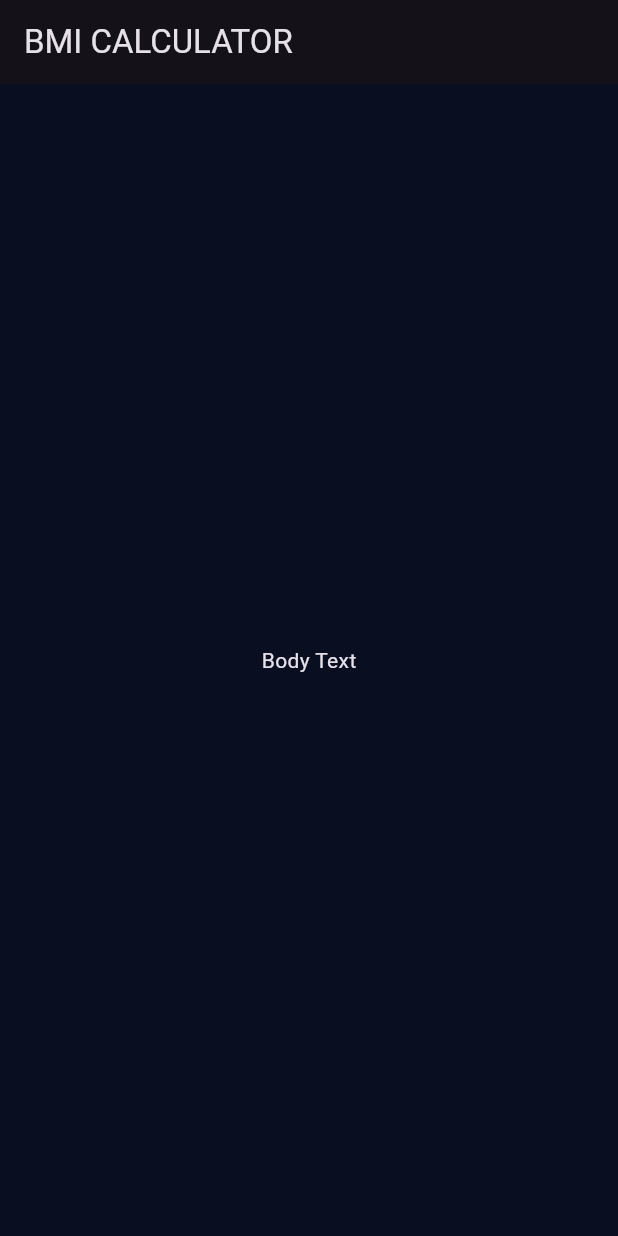
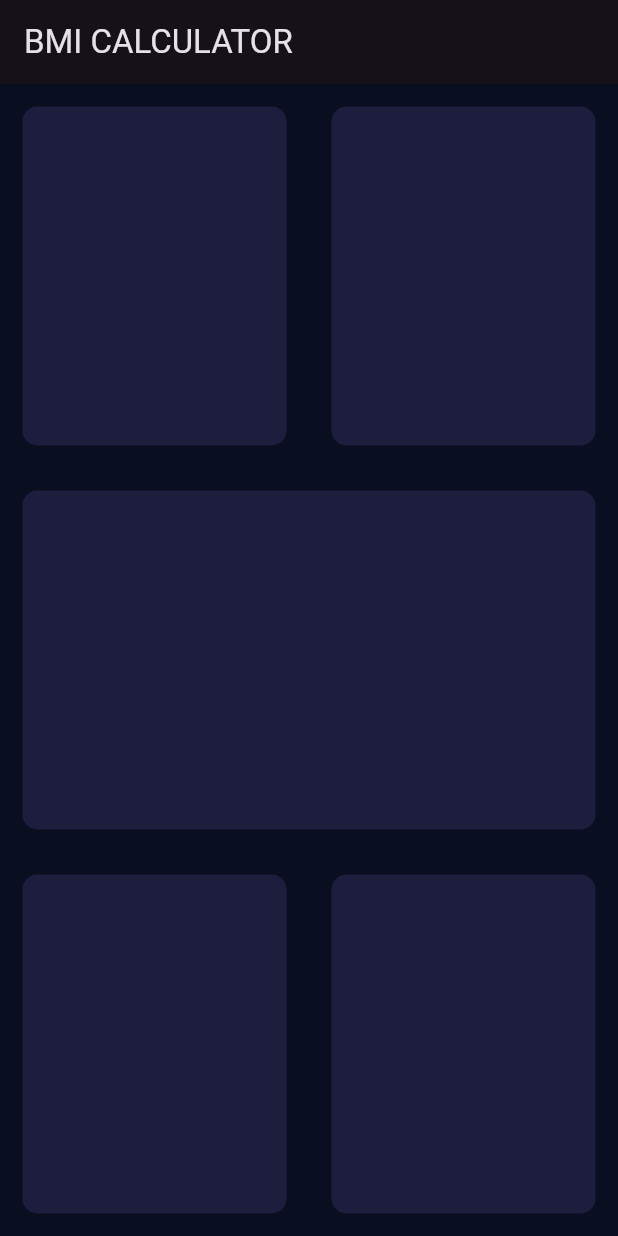
Before and after one commit to mabdula2004/BMI-App, a Flutter app: the screen it shows after launch, on a phone screen of 412 x 824 dp. Run offline on Flutter 3.47's test engine with Material 3 defaults, Android fonts, the phone set to English and light mode, and no system bars.

Commit message:
video 4 of BMI calculator Design part2(Lecture 37)
in this video we will learn how to design the interface of homepage using Expanded ,container, rows and cloumns widgets

```diff
--- a/lib/input_page.dart
+++ b/lib/input_page.dart
@@ -11,9 +11,68 @@ class _InputPageState extends State<InputPage> {
     return Scaffold(
       appBar: AppBar(
         title: Text('BMI CALCULATOR'),
-      ), // AppBar
-      body: Center(
-        child: Text('Body Text'),
+      ),
+      body:  Column(
+    children: [
+    Expanded(
+    child: Row(
+        children: [
+        Expanded(
+            child: Container(
+        margin: EdgeInsets.all(15.0),
+      decoration: BoxDecoration(
+        color: Color(0xFF1D1E3E), // Corrected color value
+        borderRadius: BorderRadius.circular(10.0),
+      ),
+     ),
+    ),
+    Expanded(
+      child: Container(
+        margin: EdgeInsets.all(15.0),
+        decoration: BoxDecoration(
+          color: Color(0xFF1D1E3E), // Corrected color value
+          borderRadius: BorderRadius.circular(10.0),
+        ),
+      ),
+     ),
+    ],
+    ),
+    ),
+    Expanded(
+      child: Container(
+        margin: EdgeInsets.all(15.0),
+        decoration: BoxDecoration(
+          color: Color(0xFF1D1E3E), // Corrected color value
+          borderRadius: BorderRadius.circular(10.0),
+        ),
+      ),
+    ),
+    Expanded(
+    child: Row(
+    children: [
+    Expanded(
+      child: Container(
+        margin: EdgeInsets.all(15.0),
+        decoration: BoxDecoration(
+          color: Color(0xFF1D1E3E), // Corrected color value
+          borderRadius: BorderRadius.circular(10.0),
+        ),
+      ),
+
+    ),
+    Expanded(
+      child: Container(
+        margin: EdgeInsets.all(15.0),
+        decoration: BoxDecoration(
+          color: Color(0xFF1D1E3E), // Corrected color value
+          borderRadius: BorderRadius.circular(10.0),
+              ),
+             ),
+            ),
+           ],
+         ),
+        ),
+       ],
       ),
     );
   }
--- a/lib/main.dart
+++ b/lib/main.dart
@@ -7,6 +7,7 @@ class BMICalculator extends StatelessWidget {
   @override
   Widget build(BuildContext context) {
     return MaterialApp(
+      debugShowCheckedModeBanner: false,
       home: InputPage(),
       theme: ThemeData.dark().copyWith(
         primaryColor: Color(0xFF0A0E21),
```
